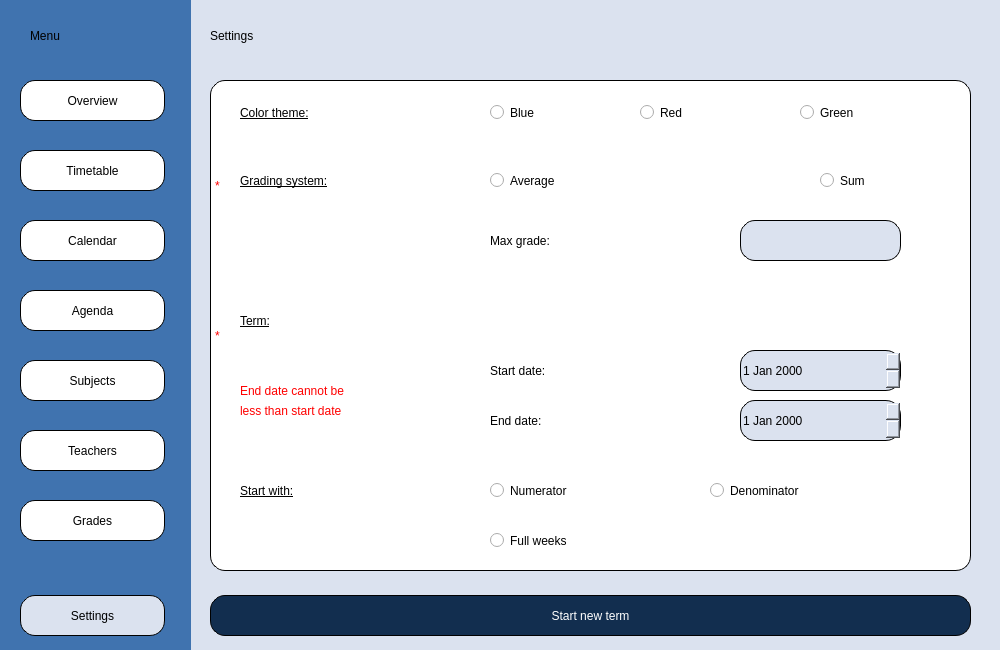
Qt form Planner/settingsmain.ui (BeliaViktoria/Planner) before a commit.
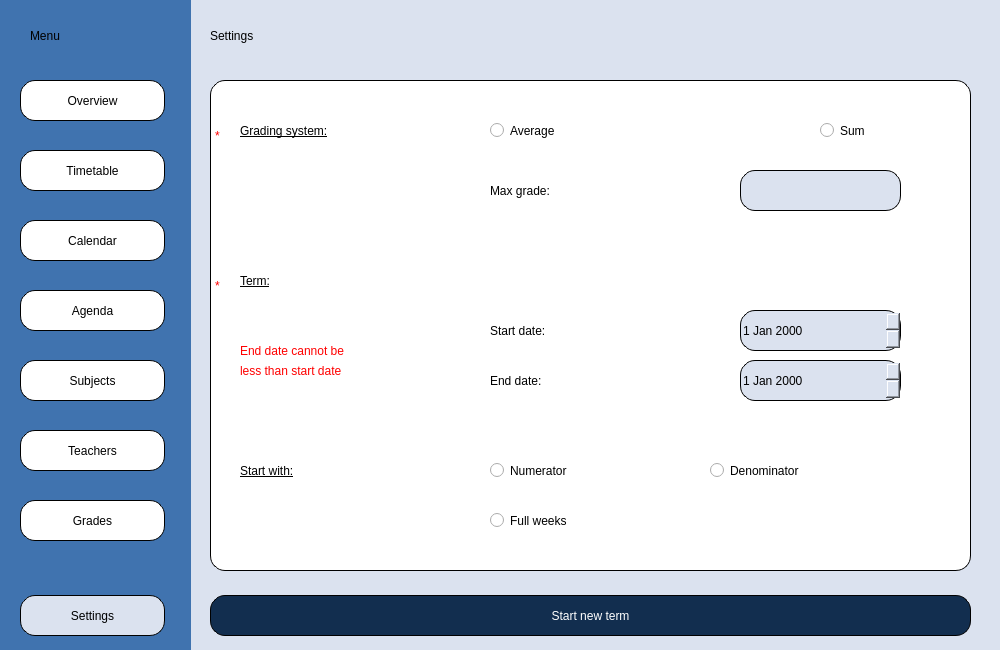
The same form after that commit.

Commit message: deleted color theme

What changed in the file:
```diff
--- a/Planner/settingsmain.ui
+++ b/Planner/settingsmain.ui
@@ -102,7 +102,7 @@
      <property name="geometry">
       <rect>
        <x>5</x>
-       <y>90</y>
+       <y>40</y>
        <width>16</width>
        <height>31</height>
       </rect>
@@ -120,7 +120,7 @@
      <property name="geometry">
       <rect>
        <x>5</x>
-       <y>240</y>
+       <y>190</y>
        <width>16</width>
        <height>31</height>
       </rect>
@@ -138,8 +138,8 @@
      <property name="geometry">
       <rect>
        <x>20</x>
-       <y>70</y>
-       <width>731</width>
+       <y>20</y>
+       <width>721</width>
        <height>121</height>
       </rect>
      </property>
@@ -461,99 +461,13 @@
    <zorder>pushButton_Calendar</zorder>
    <zorder>pushButton_Agenda</zorder>
   </widget>
-  <widget class="QWidget" name="widget_ColorTheme" native="true">
-   <property name="geometry">
-    <rect>
-     <x>230</x>
-     <y>85</y>
-     <width>731</width>
-     <height>50</height>
-    </rect>
-   </property>
-   <property name="styleSheet">
-    <string notr="true">background-color:white;</string>
-   </property>
-   <widget class="QLabel" name="label_ColorTheme">
-    <property name="geometry">
-     <rect>
-      <x>10</x>
-      <y>10</y>
-      <width>171</width>
-      <height>35</height>
-     </rect>
-    </property>
-    <property name="styleSheet">
-     <string notr="true">color: black;
-font: 75 18pt &quot;Times New Roman&quot;;
-background-color: rgb(255, 255, 255);
-text-decoration: underline;</string>
-    </property>
-    <property name="text">
-     <string>Color theme:</string>
-    </property>
-   </widget>
-   <widget class="QRadioButton" name="radioButton_Blue">
-    <property name="geometry">
-     <rect>
-      <x>260</x>
-      <y>10</y>
-      <width>97</width>
-      <height>35</height>
-     </rect>
-    </property>
-    <property name="styleSheet">
-     <string notr="true">color: black;
-font: 75 18pt &quot;Times New Roman&quot;;
-background-color: rgb(255, 255, 255);</string>
-    </property>
-    <property name="text">
-     <string>Blue</string>
-    </property>
-   </widget>
-   <widget class="QRadioButton" name="radioButton_Red">
-    <property name="geometry">
-     <rect>
-      <x>410</x>
-      <y>10</y>
-      <width>81</width>
-      <height>35</height>
-     </rect>
-    </property>
-    <property name="styleSheet">
-     <string notr="true">color: black;
-font: 75 18pt &quot;Times New Roman&quot;;
-background-color: rgb(255, 255, 255);</string>
-    </property>
-    <property name="text">
-     <string>Red</string>
-    </property>
-   </widget>
-   <widget class="QRadioButton" name="radioButton_Green">
-    <property name="geometry">
-     <rect>
-      <x>570</x>
-      <y>10</y>
-      <width>101</width>
-      <height>35</height>
-     </rect>
-    </property>
-    <property name="styleSheet">
-     <string notr="true">color: black;
-font: 75 18pt &quot;Times New Roman&quot;;
-background-color: rgb(255, 255, 255);</string>
-    </property>
-    <property name="text">
-     <string>Green</string>
-    </property>
-   </widget>
-  </widget>
   <widget class="QWidget" name="widget_StartWith" native="true">
    <property name="geometry">
     <rect>
      <x>230</x>
-     <y>470</y>
-     <width>731</width>
-     <height>91</height>
+     <y>440</y>
+     <width>721</width>
+     <height>111</height>
     </rect>
    </property>
    <property name="styleSheet">
@@ -563,7 +477,7 @@
     <property name="geometry">
      <rect>
       <x>10</x>
-      <y>0</y>
+      <y>10</y>
       <width>151</width>
       <height>41</height>
      </rect>
@@ -582,7 +496,7 @@
     <property name="geometry">
      <rect>
       <x>260</x>
-      <y>0</y>
+      <y>10</y>
       <width>171</width>
       <height>41</height>
      </rect>
@@ -600,7 +514,7 @@
     <property name="geometry">
      <rect>
       <x>480</x>
-      <y>0</y>
+      <y>10</y>
       <width>191</width>
       <height>41</height>
      </rect>
@@ -618,7 +532,7 @@
     <property name="geometry">
      <rect>
       <x>260</x>
-      <y>50</y>
+      <y>60</y>
       <width>191</width>
       <height>41</height>
      </rect>
@@ -637,8 +551,8 @@
    <property name="geometry">
     <rect>
      <x>230</x>
-     <y>290</y>
-     <width>731</width>
+     <y>250</y>
+     <width>721</width>
      <height>161</height>
     </rect>
    </property>
```
The commit also changes 1 other file.
